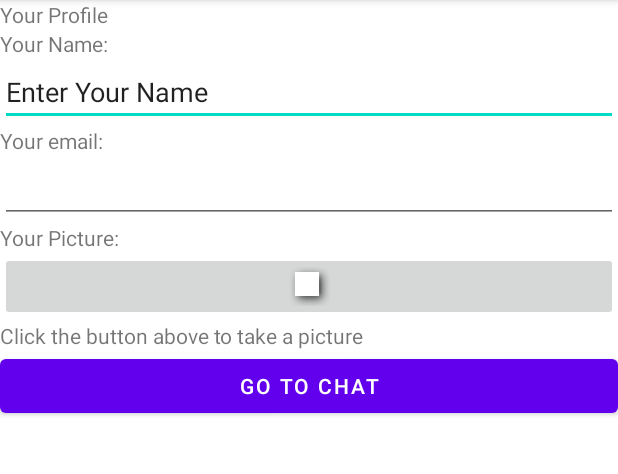
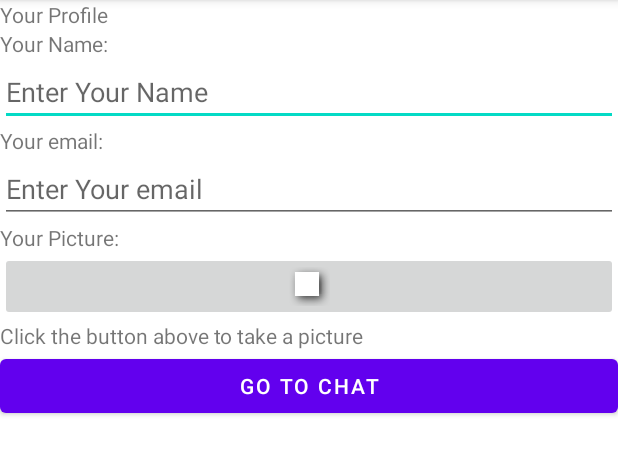
Before and after one commit to JediStamp/AndroidLabs, an Android app: the ProfileActivity screen opened directly, with no data from a screen before it, on a phone screen of 412 x 824 dp, the part 84-558 px from its top. Run offline under Robolectric (Android 15) with nearby library versions, the phone set to English and light mode, and no system bars.

Commit message:
Lab 4 complete

```diff
--- a/app/src/main/res/layout/activity_profile.xml
+++ b/app/src/main/res/layout/activity_profile.xml
@@ -23,7 +23,7 @@
         android:layout_width="match_parent"
         android:layout_height="wrap_content"
         android:inputType="textEmailAddress"
-        android:text="@string/enter_your_name"/>
+        android:hint="@string/enter_your_name"/>
 
     <TextView
         android:id="@+id/tView2Email"
@@ -37,7 +37,7 @@
         android:layout_width="match_parent"
         android:layout_height="wrap_content"
         android:inputType="textEmailAddress"
-        android:text="@string/enter_your_email"/>
+        android:hint="@string/enter_your_email"/>
 
     <TextView
         android:id="@+id/tView2Picture"
--- a/app/src/main/res/layout/rx_row_layout.xml
+++ b/app/src/main/res/layout/rx_row_layout.xml
@@ -7,7 +7,7 @@
     android:columnCount="2">
 
     <TextView
-        android:id="@+id/textGoesHere"
+        android:id="@+id/rxTextGoesHere"
         android:layout_width="wrap_content"
         android:layout_height="wrap_content"
         android:layout_gravity="end"
--- a/app/src/main/res/layout/send_row_layout.xml
+++ b/app/src/main/res/layout/send_row_layout.xml
@@ -13,7 +13,7 @@
         app:srcCompat="@drawable/row_send" />
 
     <TextView
-        android:id="@+id/textGoesHere"
+        android:id="@+id/sendTextGoesHere"
         android:layout_width="wrap_content"
         android:layout_height="wrap_content"
         android:layout_gravity="start"
```
Also changed, not shown: app/src/main/java/com/example/androidlabs/ChatRoomActivity.java (+33 -13 lines).
